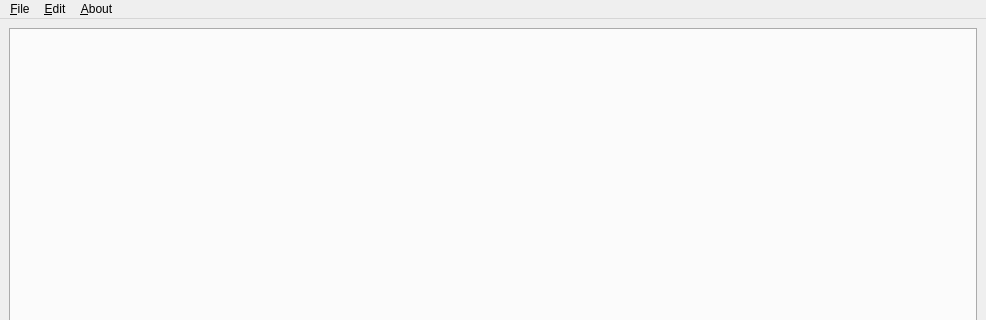
Above: src/mainWindow/mainWindow.ui from sophies92/sosText before the change; both pictures show x 0 to 986 and y 0 to 320 of the 986 by 812 pixel window. Below: the same form after it.
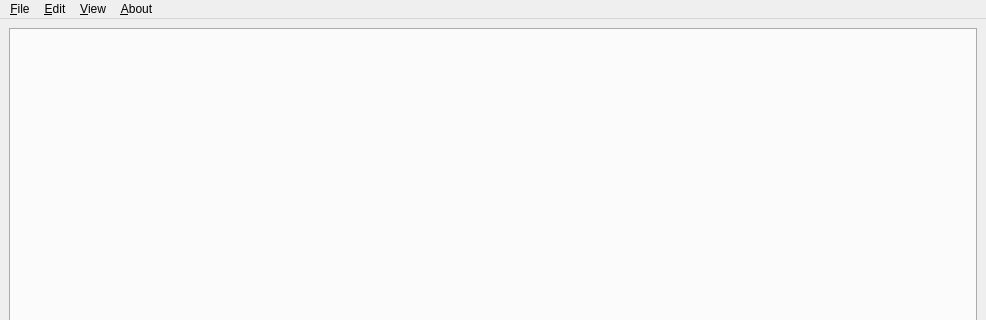
That is the form after the change.

Commit message: 1.7 zoom on edit tab

Patch:
```diff
--- a/src/mainWindow/mainWindow.ui
+++ b/src/mainWindow/mainWindow.ui
@@ -33,7 +33,7 @@
      <x>0</x>
      <y>0</y>
      <width>986</width>
-     <height>28</height>
+     <height>30</height>
     </rect>
    </property>
    <widget class="QMenu" name="menuFile">
@@ -64,8 +64,16 @@
     <addaction name="actionSelect_All"/>
     <addaction name="action_Find"/>
    </widget>
+   <widget class="QMenu" name="menu_View">
+    <property name="title">
+     <string>&amp;View</string>
+    </property>
+    <addaction name="action_Zoom_In"/>
+    <addaction name="action_Zoom_Out"/>
+   </widget>
    <addaction name="menuFile"/>
    <addaction name="menu_Edit"/>
+   <addaction name="menu_View"/>
    <addaction name="menu_About"/>
   </widget>
   <widget class="QStatusBar" name="statusbar"/>
```
Left out of the diff: 26 changed lines with no effect on the pictures. The commit also changes 5 other files.
